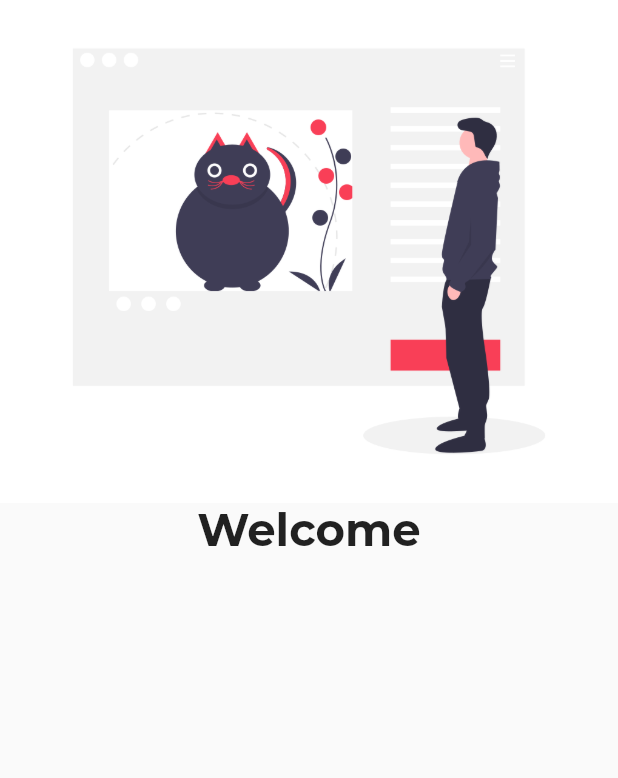
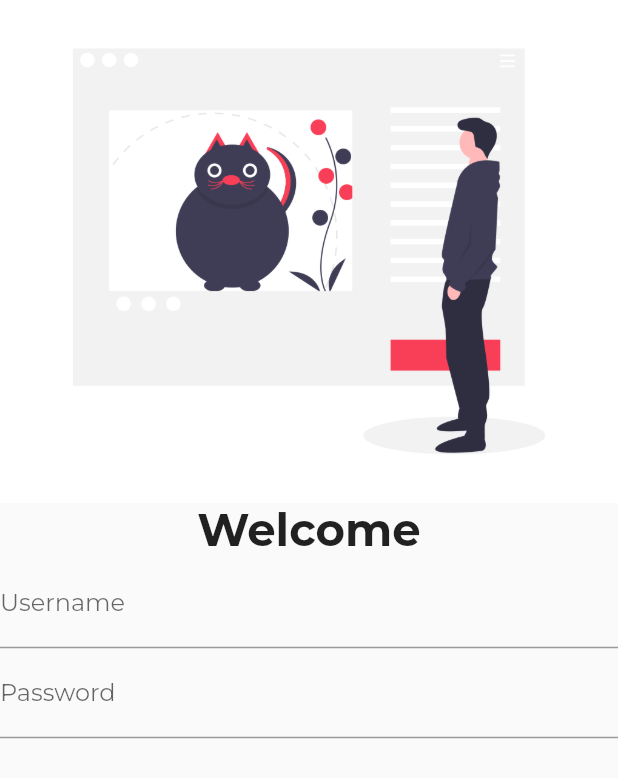
Before and after one commit to derpLLC/Petscue, a Flutter app: the SignUp screen opened by its route, on a phone screen of 412 x 824 dp. Shown: the top 778 px of the screen. Run offline on Flutter 3.47's test engine with Material 2 defaults, Android fonts, the phone set to English and light mode, and no system bars; our stand-ins replace firebase_auth, firebase_core, font_awesome_flutter, google_fonts; accounts and stored records are empty; network calls fail.

Commit message:
lib: signup: add text field for password and username entry
Signed-off-by: Ayush Dubey <ayushdubey70@gmail.com>

```diff
--- a/lib/screen/signup.dart
+++ b/lib/screen/signup.dart
@@ -25,6 +25,19 @@ class _SignUpState extends State<SignUp> {
                 fontSize: 30.0,
               ),
             ),
+            TextFormField(
+              decoration: InputDecoration(
+                hintText: 'Enter the username',
+                labelText: 'Username',
+              ),
+            ),
+            TextFormField(
+              obscureText: true,
+              decoration: InputDecoration(
+                hintText: 'Enter the password',
+                labelText: 'Password',
+              ),
+            )
           ],
         ),
       ),
```
